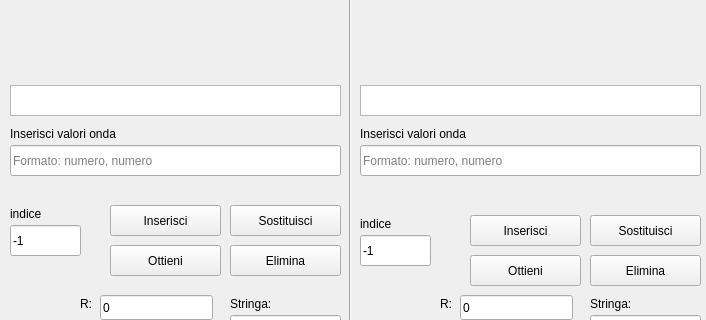
The window that views/coloredwaveview.ui (Sennare/kalk_p2) describes before a commit, drawn with Qt 5; both pictures show x 0 to 706 and y 275 to 595 of the 706 by 722 pixel window.
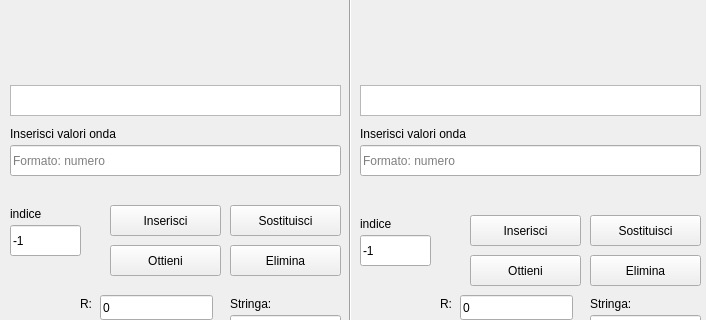
The same window after the commit. Custom widgets are drawn as their Qt base class.

Commit message: modifica a faile ui per formato coloredwave

```diff
--- a/views/coloredwaveview.ui
+++ b/views/coloredwaveview.ui
@@ -246,7 +246,7 @@
     <string/>
    </property>
    <property name="placeholderText">
-    <string>Formato: numero, numero</string>
+    <string>Formato: numero</string>
    </property>
   </widget>
   <widget class="QLineEdit" name="lineEditValoriOndaUno">
@@ -262,7 +262,7 @@
     <string/>
    </property>
    <property name="placeholderText">
-    <string>Formato: numero, numero</string>
+    <string>Formato: numero</string>
    </property>
   </widget>
   <widget class="QCustomPlot" name="widgetOndaUno" native="true">
```
